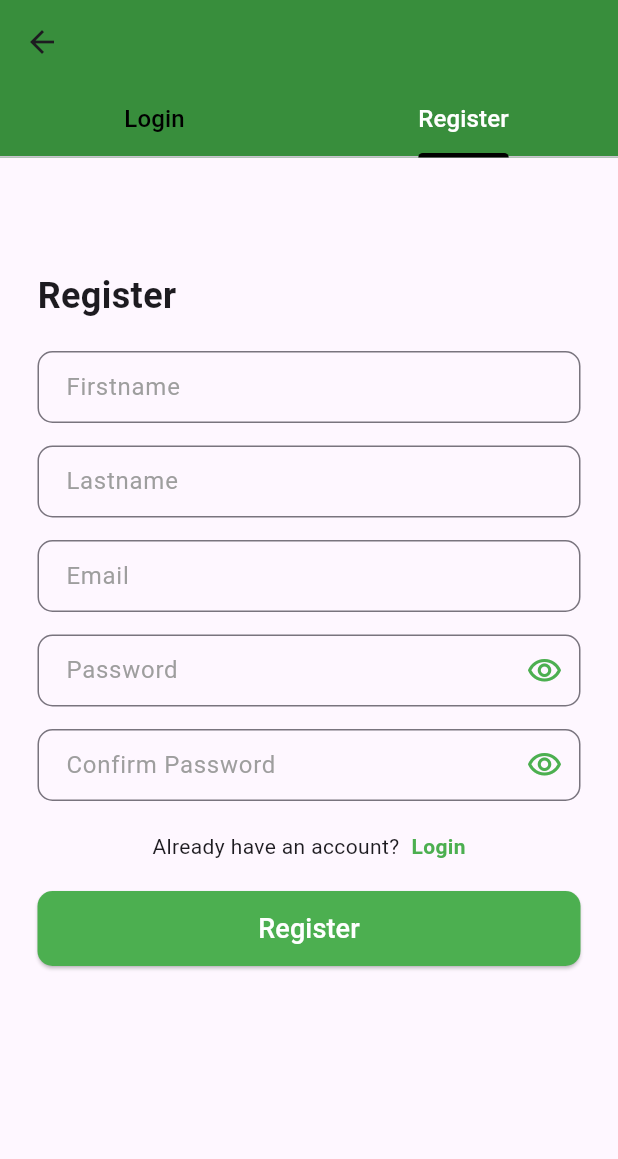
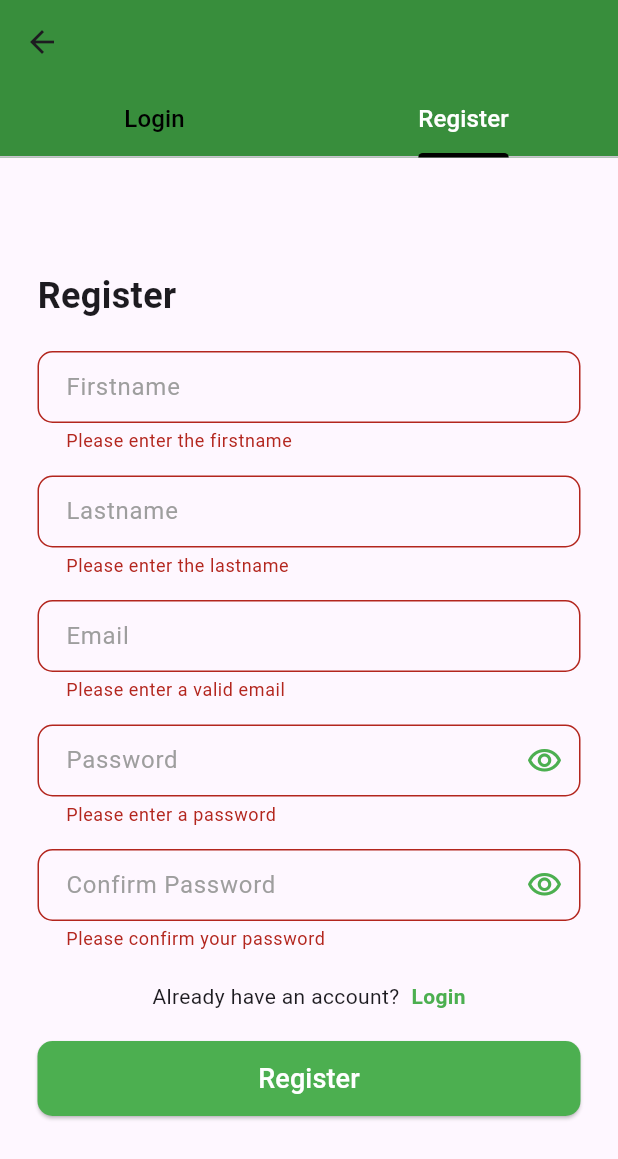
Before and after one commit to D-Binara/iwb102-team-novices, a Flutter app: the LogInPage screen opened directly, tab 2 chosen, after a tap on "Register", on a phone screen of 412 x 824 dp. Shown: the top 1159 px of the screen. Run offline on Flutter 3.47's test engine with Material 3 defaults, Android fonts, the phone set to English and light mode, and no system bars; our stand-ins replace image_picker.

Commit message:
Add Popup & Error Massages

```diff
--- a/frontend/lib/screens/Register_Page.dart
+++ b/frontend/lib/screens/Register_Page.dart
@@ -1,5 +1,4 @@
 import 'package:flutter/material.dart';
-import 'package:frontend/screens/Home_Page.dart';
 import 'package:frontend/services/auth_service.dart';
 import 'LogIn_Page.dart';
 
@@ -21,6 +20,8 @@ class _RegisterPageState extends State<RegisterPage> {
   final TextEditingController _passwordController = TextEditingController();
   final TextEditingController _confirmPasswordController = TextEditingController();
 
+  final _formKey = GlobalKey<FormState>(); // Key for the form
+
   @override
   void dispose() {
     _firstnameController.dispose();
@@ -31,19 +32,55 @@ class _RegisterPageState extends State<RegisterPage> {
     super.dispose();
   }
 
+  void _showSuccessDialog() {
+    showDialog(
+      context: context,
+      builder: (context) {
+        return AlertDialog(
+          title: const Center(
+            child: Text(
+              'Register Successful',
+              style: TextStyle(fontWeight: FontWeight.bold, color: Colors.green, fontSize: 25),
+            ),
+          ),
+          content: SizedBox(
+            width: MediaQuery.of(context).size.width * 0.5, // 70% of screen width
+            height: MediaQuery.of(context).size.height * 0.03, // 30% of screen height
+            child: const Center(
+              child: Text(
+                'Thank you for your Register! \n Now you can log in to your account',
+                textAlign: TextAlign.center,
+              ),
+            ),
+          ),
+          actions: [
+            Center(
+              child: TextButton(
+                onPressed: () {
+                  Navigator.of(context).pop();
+                  Navigator.pushReplacement(
+                    context,
+                    MaterialPageRoute(builder: (context) => const LogInPage()),
+                  );
+                },
+                child: const Text(
+                  'OK',
+                  style: TextStyle(color: Colors.green),
+                ),
+              ),
+            ),
+          ],
+        );
+      },
+    );
+  }
+
   void _register() async {
+    if (_formKey.currentState?.validate() ?? false) {
       final firstname = _firstnameController.text.trim();
       final lastname = _lastnameController.text.trim();
       final email = _emailController.text.trim();
       final password = _passwordController.text.trim();
-    final confirmPassword = _confirmPasswordController.text.trim();
-
-    if (password != confirmPassword) {
-      ScaffoldMessenger.of(context).showSnackBar(
-        const SnackBar(content: Text('Passwords do not match')),
-      );
-      return;
-    }
 
       final response = await _authService.registerUser(
         firstname: firstname,
@@ -56,15 +93,12 @@ class _RegisterPageState extends State<RegisterPage> {
         ScaffoldMessenger.of(context).showSnackBar(
           SnackBar(content: Text(response['message'])),
         );
-      // Navigate to the login page
-      Navigator.pushReplacement(
-        context,
-        MaterialPageRoute(builder: (context) => const HomePage()),
-      );
+        _showSuccessDialog(); // Show success dialog
       } else {
         ScaffoldMessenger.of(context).showSnackBar(
           SnackBar(content: Text(response['message'])),
         );
+      }
     }
   }
 
@@ -77,6 +111,8 @@ class _RegisterPageState extends State<RegisterPage> {
       child: SingleChildScrollView(
         child: Padding(
           padding: const EdgeInsets.all(25.0),
+          child: Form(
+            key: _formKey, // Form key
             child: Column(
               crossAxisAlignment: CrossAxisAlignment.start,
               children: [
@@ -87,7 +123,7 @@ class _RegisterPageState extends State<RegisterPage> {
                 ),
                 const SizedBox(height: 20),
                 // Firstname Field
-              TextField(
+                TextFormField(
                   controller: _firstnameController,
                   decoration: InputDecoration(
                     labelText: 'Firstname',
@@ -103,10 +139,16 @@ class _RegisterPageState extends State<RegisterPage> {
                       borderSide: const BorderSide(color: Colors.green),
                     ),
                   ),
+                  validator: (value) {
+                    if (value == null || value.isEmpty) {
+                      return 'Please enter the firstname';
+                    }
+                    return null;
+                  },
                 ),
                 const SizedBox(height: 15),
                 // Lastname Field
-              TextField(
+                TextFormField(
                   controller: _lastnameController,
                   decoration: InputDecoration(
                     labelText: 'Lastname',
@@ -122,10 +164,16 @@ class _RegisterPageState extends State<RegisterPage> {
                       borderSide: const BorderSide(color: Colors.green),
                     ),
                   ),
+                  validator: (value) {
+                    if (value == null || value.isEmpty) {
+                      return 'Please enter the lastname';
+                    }
+                    return null;
+                  },
                 ),
                 const SizedBox(height: 15),
                 // Email Field
-              TextField(
+                TextFormField(
                   controller: _emailController,
                   keyboardType: TextInputType.emailAddress,
                   decoration: InputDecoration(
@@ -142,10 +190,18 @@ class _RegisterPageState extends State<RegisterPage> {
                       borderSide: const BorderSide(color: Colors.green),
                     ),
                   ),
+                  validator: (value) {
+                    if (value == null || value.isEmpty) {
+                      return 'Please enter a valid email';
+                    } else if (!RegExp(r'^[a-zA-Z0-9._%+-]+@[a-zA-Z0-9.-]+\.[a-zA-Z]{2,}$').hasMatch(value)) {
+                      return 'Please enter a valid email';
+                    }
+                    return null;
+                  },
                 ),
                 const SizedBox(height: 15),
                 // Password Field
-              TextField(
+                TextFormField(
                   controller: _passwordController,
                   obscureText: !_isPasswordVisible,
                   decoration: InputDecoration(
@@ -173,10 +229,18 @@ class _RegisterPageState extends State<RegisterPage> {
                       },
                     ),
                   ),
+                  validator: (value) {
+                    if (value == null || value.isEmpty) {
+                      return 'Please enter a password';
+                    } else if (value.length < 6) {
+                      return 'Password must be at least 6 characters';
+                    }
+                    return null;
+                  },
                 ),
                 const SizedBox(height: 15),
                 // Confirm Password Field
-              TextField(
+                TextFormField(
                   controller: _confirmPasswordController,
                   obscureText: !_isConfirmPasswordVisible,
                   decoration: InputDecoration(
@@ -204,6 +268,16 @@ class _RegisterPageState extends State<RegisterPage> {
                       },
                     ),
                   ),
+                  validator: (value) {
+                    if (value == null || value.isEmpty) {
+                      return 'Please confirm your password';
+                    } else if (value.length < 6) {
+                      return 'Password must be at least 6 characters';
+                    } else if (value != _passwordController.text) {
+                      return 'Please enter the same password';
+                    }
+                    return null;
+                  },
                 ),
                 const SizedBox(height: 20),
                 Row(
@@ -245,6 +319,7 @@ class _RegisterPageState extends State<RegisterPage> {
             ),
           ),
         ),
+      ),
     );
   }
 }
```
Lines whose indentation alone changed are shown as unchanged.
